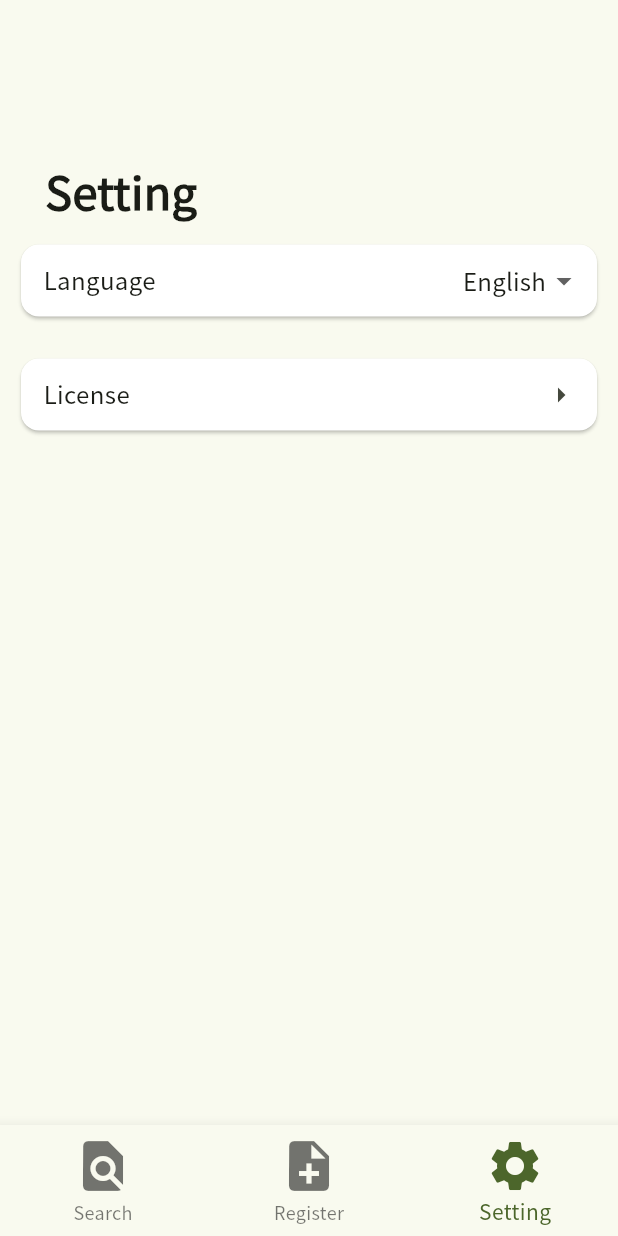
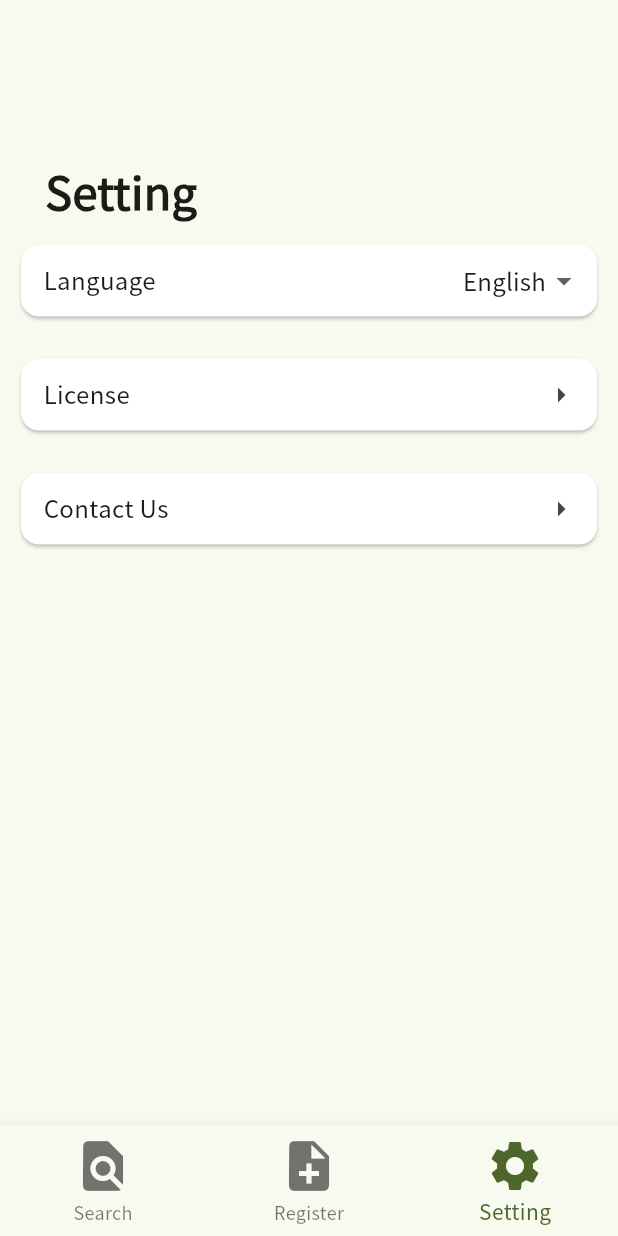
Before and after one commit to usatyo/sugomori, a Flutter app: the screen it shows after launch, item 3 of the bottom bar chosen, on a phone screen of 412 x 824 dp. Run offline on Flutter 3.47's test engine with Material 3 defaults, Android fonts, the phone set to English and light mode, and no system bars; our stand-ins replace connectivity_plus, flutter_riverpod, google_fonts, shared_preferences, youtube_player_iframe; missing offline and left inert: flutter_scroll_shadow.

Commit message:
add contact form link

```diff
--- /dev/null
+++ b/frontend/lib/components/setting/contact_setting.dart
@@ -0,0 +1,40 @@
+import 'package:flutter/material.dart';
+import 'package:frontend/l10n/app_localizations.dart';
+import 'package:url_launcher/url_launcher.dart';
+
+class ContactSetting extends StatelessWidget {
+  const ContactSetting({super.key});
+
+  void onPressed(BuildContext context) {
+    launchUrl(Uri.parse('https://forms.gle/LXvu8gmzaxLaPndp7/'));
+  }
+
+  @override
+  Widget build(BuildContext context) {
+    return Card(
+      color: Colors.white,
+      child: Column(
+        children: [
+          Padding(
+            padding: EdgeInsets.only(left: 15),
+            child: Row(
+              children: [
+                Text(
+                  AppLocalizations.of(context)!.setting_contact,
+                  style: TextStyle(fontSize: 16),
+                ),
+                Expanded(child: SizedBox.shrink()),
+                IconButton(
+                  onPressed: () {
+                    onPressed(context);
+                  },
+                  icon: Icon(Icons.arrow_right),
+                ),
+              ],
+            ),
+          ),
+        ],
+      ),
+    );
+  }
+}
--- a/frontend/lib/l10n/app_en.arb
+++ b/frontend/lib/l10n/app_en.arb
@@ -17,6 +17,7 @@
   "goban_clear": "Clear",
   "setting_language": "Language",
   "setting_license": "License",
+  "setting_contact": "Contact Us",
   "message_video_not_found": "No videos found",
   "message_joseki_not_found": "No procedures registered yet",
   "error_netowork": "Please connect to the internet",
@@ -38,6 +39,7 @@
   "@goban_clear": {},
   "@setting_language": {},
   "@setting_license": {},
+  "@setting_contact": {},
   "@message_video_not_found": {},
   "@message_joseki_not_found": {},
   "@error_netowork": {},
--- a/frontend/lib/l10n/app_ja.arb
+++ b/frontend/lib/l10n/app_ja.arb
@@ -17,6 +17,7 @@
   "goban_clear": "クリア",
   "setting_language": "言語",
   "setting_license": "ライセンス",
+  "setting_contact": "お問い合わせ",
   "message_video_not_found": "動画が見つかりませんでした",
   "message_joseki_not_found": "手順がまだ登録されていません",
   "error_netowork": "インターネットに接続してください",
@@ -38,6 +39,7 @@
   "@goban_clear": {},
   "@setting_language": {},
   "@setting_license": {},
+  "@setting_contact": {},
   "@message_video_not_found": {},
   "@message_joseki_not_found": {},
   "@error_netowork": {},
--- a/frontend/lib/l10n/app_ko.arb
+++ b/frontend/lib/l10n/app_ko.arb
@@ -17,6 +17,7 @@
   "goban_clear": "지우기",
   "setting_language": "언어",
   "setting_license": "라이센스",
+  "setting_contact": "문의하기",
   "message_video_not_found": "동영상을 찾을 수 없습니다",
   "message_joseki_not_found": "절차가 아직 등록되지 않았습니다",
   "error_netowork": "인터넷에 연결해주세요",
@@ -38,6 +39,7 @@
   "@goban_clear": {},
   "@setting_language": {},
   "@setting_license": {},
+  "@setting_contact": {},
   "@message_video_not_found": {},
   "@message_joseki_not_found": {},
   "@error_netowork": {},
--- a/frontend/lib/l10n/app_localizations.dart
+++ b/frontend/lib/l10n/app_localizations.dart
@@ -201,6 +201,12 @@ abstract class AppLocalizations {
   /// **'License'**
   String get setting_license;
 
+  /// No description provided for @setting_contact.
+  ///
+  /// In en, this message translates to:
+  /// **'Contact Us'**
+  String get setting_contact;
+
   /// No description provided for @message_video_not_found.
   ///
   /// In en, this message translates to:
--- a/frontend/lib/l10n/app_localizations_en.dart
+++ b/frontend/lib/l10n/app_localizations_en.dart
@@ -60,6 +60,9 @@ class AppLocalizationsEn extends AppLocalizations {
   String get setting_license => 'License';
 
   @override
+  String get setting_contact => 'Contact Us';
+
+  @override
   String get message_video_not_found => 'No videos found';
 
   @override
--- a/frontend/lib/l10n/app_localizations_ja.dart
+++ b/frontend/lib/l10n/app_localizations_ja.dart
@@ -60,6 +60,9 @@ class AppLocalizationsJa extends AppLocalizations {
   String get setting_license => 'ライセンス';
 
   @override
+  String get setting_contact => 'お問い合わせ';
+
+  @override
   String get message_video_not_found => '動画が見つかりませんでした';
 
   @override
--- a/frontend/lib/l10n/app_localizations_ko.dart
+++ b/frontend/lib/l10n/app_localizations_ko.dart
@@ -60,6 +60,9 @@ class AppLocalizationsKo extends AppLocalizations {
   String get setting_license => '라이센스';
 
   @override
+  String get setting_contact => '문의하기';
+
+  @override
   String get message_video_not_found => '동영상을 찾을 수 없습니다';
 
   @override
--- a/frontend/lib/l10n/app_localizations_zh.dart
+++ b/frontend/lib/l10n/app_localizations_zh.dart
@@ -60,6 +60,9 @@ class AppLocalizationsZh extends AppLocalizations {
   String get setting_license => '许可证';
 
   @override
+  String get setting_contact => '联系我们';
+
+  @override
   String get message_video_not_found => '未找到相关视频';
 
   @override
--- a/frontend/lib/l10n/app_zh.arb
+++ b/frontend/lib/l10n/app_zh.arb
@@ -17,6 +17,7 @@
   "goban_clear": "清除",
   "setting_language": "语言",
   "setting_license": "许可证",
+  "setting_contact": "联系我们",
   "message_video_not_found": "未找到相关视频",
   "message_joseki_not_found": "手续尚未注册",
   "error_netowork": "请连接到互联网",
@@ -38,6 +39,7 @@
   "@goban_clear": {},
   "@setting_language": {},
   "@setting_license": {},
+  "@setting_contact": {},
   "@message_video_not_found": {},
   "@message_joseki_not_found": {},
   "@error_netowork": {},
--- a/frontend/lib/pages/setting_page.dart
+++ b/frontend/lib/pages/setting_page.dart
@@ -1,4 +1,5 @@
 import 'package:flutter/material.dart';
+import 'package:frontend/components/setting/contact_setting.dart';
 import 'package:frontend/components/setting/general_setting.dart';
 import 'package:frontend/components/setting/license_setting.dart';
 import 'package:frontend/l10n/app_localizations.dart';
@@ -29,6 +30,11 @@ class SettingPage extends StatelessWidget {
           alignment: Alignment.center,
           child: LicenseSetting(),
         ),
+        Container(
+          padding: EdgeInsets.all(10),
+          alignment: Alignment.center,
+          child: ContactSetting(),
+        ),
         Expanded(child: Container()),
       ],
     );
--- a/frontend/pubspec.yaml
+++ b/frontend/pubspec.yaml
@@ -41,6 +41,7 @@ dependencies:
   google_fonts: ^6.3.0
   youtube_player_iframe: ^5.2.2
   connectivity_plus: ^6.1.4
+  url_launcher: ^6.3.2
 
   # The following adds the Cupertino Icons font to your application.
   # Use with the CupertinoIcons class for iOS style icons.
```
Also changed, not shown: frontend/pubspec.lock.
